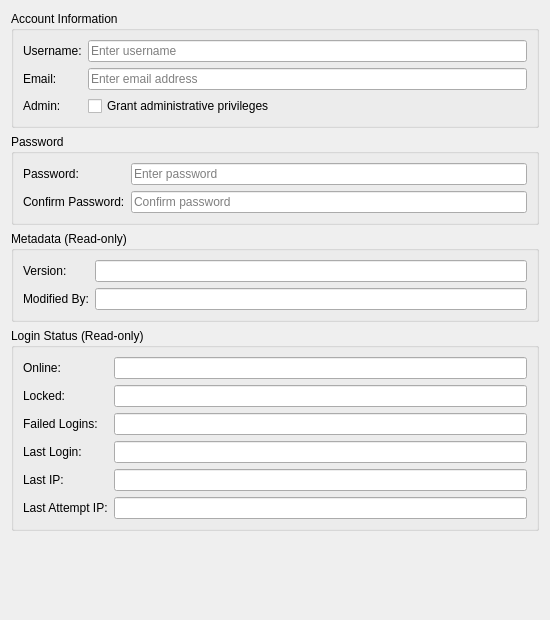
OreStudio/OreStudio, file projects/ores.qt/ui/AccountDetailDialog.ui: the form before one commit.
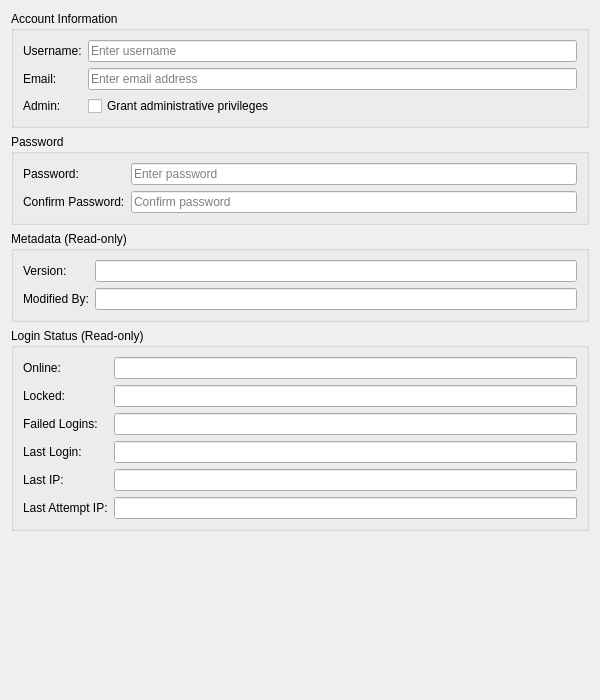
The form after the commit.

Commit message:
[qt] Disable maximize on account dialogs and increase dialog size
Disable maximize button on AccountHistoryDialog and SessionHistoryDialog
windows for consistency with other detail/history dialogs.

Also increase AccountDetailDialog size from 550x620 to 600x700 to give
more room for the form fields.

🤖 Generated with [Claude Code](https://claude.com/claude-code)

What changed in the file:
```diff
--- a/projects/ores.qt/ui/AccountDetailDialog.ui
+++ b/projects/ores.qt/ui/AccountDetailDialog.ui
@@ -6,8 +6,8 @@
    <rect>
     <x>0</x>
     <y>0</y>
-    <width>550</width>
-    <height>620</height>
+    <width>600</width>
+    <height>700</height>
    </rect>
   </property>
   <property name="sizePolicy">
```
The commit also changes 1 other file.
